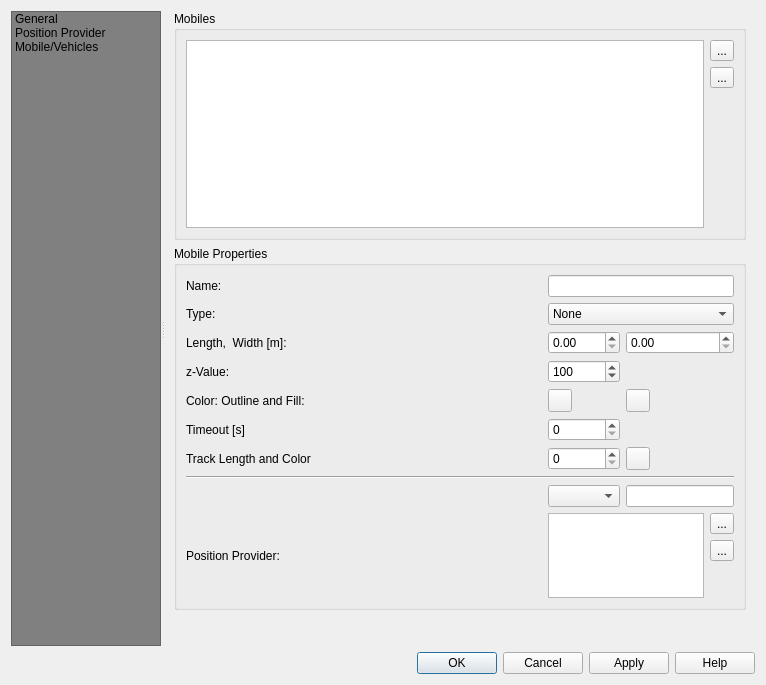
Qt form ui/posiview_properties_base.ui (jrenken/qgis-PosiView) before a commit.
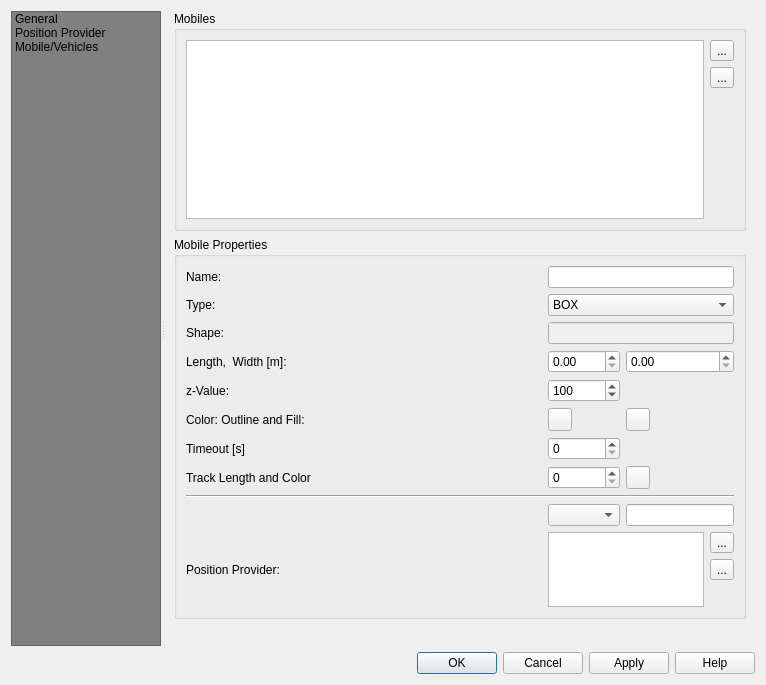
The same form after that commit. Icons and pictures are not drawn. Custom widgets are drawn as their Qt base class.

Commit message: some work on configuration dialog; still not finshed

The edit to the form file:
```diff
--- a/ui/posiview_properties_base.ui
+++ b/ui/posiview_properties_base.ui
@@ -542,7 +542,17 @@
                   <bool>false</bool>
                  </property>
                  <layout class="QGridLayout" name="gridLayout_3">
-                  <item row="6" column="1">
+                  <item row="4" column="1">
+                   <widget class="QSpinBox" name="spinBoxZValue">
+                    <property name="maximum">
+                     <number>200</number>
+                    </property>
+                    <property name="value">
+                     <number>100</number>
+                    </property>
+                   </widget>
+                  </item>
+                  <item row="7" column="1">
                    <widget class="QSpinBox" name="spinBoxTrackLength">
                     <property name="maximum">
                      <number>100000</number>
@@ -552,44 +562,34 @@
                     </property>
                    </widget>
                   </item>
-                  <item row="8" column="1">
+                  <item row="9" column="1">
                    <widget class="QComboBox" name="comboBoxProviders"/>
                   </item>
                   <item row="3" column="1">
-                   <widget class="QSpinBox" name="spinBoxZValue">
-                    <property name="maximum">
-                     <number>200</number>
-                    </property>
-                    <property name="value">
-                     <number>100</number>
-                    </property>
-                   </widget>
-                  </item>
-                  <item row="2" column="1">
                    <widget class="QDoubleSpinBox" name="doubleSpinBoxMobileLength"/>
                   </item>
-                  <item row="9" column="0">
+                  <item row="10" column="0">
                    <widget class="QLabel" name="label_12">
                     <property name="text">
                      <string>Position Provider:</string>
                     </property>
                    </widget>
                   </item>
-                  <item row="5" column="0">
+                  <item row="6" column="0">
                    <widget class="QLabel" name="label_9">
                     <property name="text">
                      <string>Timeout [s]</string>
                     </property>
                    </widget>
                   </item>
-                  <item row="2" column="0">
+                  <item row="3" column="0">
                    <widget class="QLabel" name="label_7">
                     <property name="text">
                      <string>Length,  Width [m]:</string>
                     </property>
                    </widget>
                   </item>
-                  <item row="8" column="2">
+                  <item row="9" column="2">
                    <widget class="QLineEdit" name="lineEditProviderFilter">
                     <property name="sizePolicy">
                      <sizepolicy hsizetype="Minimum" vsizetype="Fixed">
@@ -599,33 +599,33 @@
                     </property>
                    </widget>
                   </item>
-                  <item row="4" column="0">
+                  <item row="5" column="0">
                    <widget class="QLabel" name="label_10">
                     <property name="text">
                      <string>Color: Outline and Fill:</string>
                     </property>
                    </widget>
                   </item>
-                  <item row="4" column="1">
-                   <widget class="QgsColorButtonV2" name="mColorButtonMobileColor">
-                    <property name="minimumSize">
-                     <size>
-                      <width>0</width>
-                      <height>0</height>
-                     </size>
-                    </property>
-                   </widget>
-                  </item>
                   <item row="5" column="1">
+                   <widget class="QgsColorButtonV2" name="mColorButtonMobileColor">
+                    <property name="minimumSize">
+                     <size>
+                      <width>0</width>
+                      <height>0</height>
+                     </size>
+                    </property>
+                   </widget>
+                  </item>
+                  <item row="6" column="1">
                    <widget class="QSpinBox" name="spinBoxMobileTimeout"/>
                   </item>
                   <item row="0" column="1" colspan="2">
                    <widget class="QLineEdit" name="lineEditMobileName"/>
                   </item>
-                  <item row="2" column="2">
+                  <item row="3" column="2">
                    <widget class="QDoubleSpinBox" name="doubleSpinBoxMobileWidth"/>
                   </item>
-                  <item row="9" column="1" colspan="2">
+                  <item row="10" column="1" colspan="2">
                    <layout class="QHBoxLayout" name="horizontalLayout_5">
                     <item>
                      <widget class="QTableView" name="mMobileProviderTableView">
@@ -704,14 +704,14 @@
                     </property>
                    </widget>
                   </item>
-                  <item row="6" column="0">
+                  <item row="7" column="0">
                    <widget class="QLabel" name="label_11">
                     <property name="text">
                      <string>Track Length and Color</string>
                     </property>
                    </widget>
                   </item>
-                  <item row="4" column="2">
+                  <item row="5" column="2">
                    <widget class="QgsColorButtonV2" name="mColorButtonMobileFillColor">
                     <property name="minimumSize">
                      <size>
@@ -728,7 +728,7 @@
                     </property>
                     <item>
                      <property name="text">
-                      <string>None</string>
+                      <string>BOX</string>
                      </property>
                     </item>
                     <item>
@@ -763,17 +763,17 @@
                     </item>
                    </widget>
                   </item>
-                  <item row="6" column="2">
+                  <item row="7" column="2">
                    <widget class="QgsColorButtonV2" name="mColorButtonMobileTrackColor"/>
                   </item>
-                  <item row="3" column="0">
+                  <item row="4" column="0">
                    <widget class="QLabel" name="label_8">
                     <property name="text">
                      <string>z-Value:</string>
                     </property>
                    </widget>
                   </item>
-                  <item row="7" column="0" colspan="3">
+                  <item row="8" column="0" colspan="3">
                    <widget class="QFrame" name="frame">
                     <property name="frameShape">
                      <enum>QFrame::HLine</enum>
@@ -783,6 +783,26 @@
                     </property>
                    </widget>
                   </item>
+                  <item row="2" column="0">
+                   <widget class="QLabel" name="label_13">
+                    <property name="text">
+                     <string>Shape:</string>
+                    </property>
+                   </widget>
+                  </item>
+                  <item row="2" column="1" colspan="2">
+                   <widget class="QLineEdit" name="lineEditMobileShape">
+                    <property name="enabled">
+                     <bool>false</bool>
+                    </property>
+                    <property name="toolTip">
+                     <string>&lt;html&gt;&lt;head/&gt;&lt;body&gt;&lt;p&gt;Shape of the mobile as a collection of points.&lt;/p&gt;&lt;/body&gt;&lt;/html&gt;</string>
+                    </property>
+                    <property name="whatsThis">
+                     <string>&lt;html&gt;&lt;head/&gt;&lt;body&gt;&lt;p&gt;Enter the mobiles shape as a collection of points enclosed by brackets.&lt;/p&gt;&lt;p&gt;Mobile should be upright and the vertical size should be normalized to 1.0.&lt;/p&gt;&lt;/body&gt;&lt;/html&gt;</string>
+                    </property>
+                   </widget>
+                  </item>
                  </layout>
                 </widget>
                </item>
```
Left out of the diff: 19 changed lines with no effect on the pictures. The commit also changes 2 other files.
